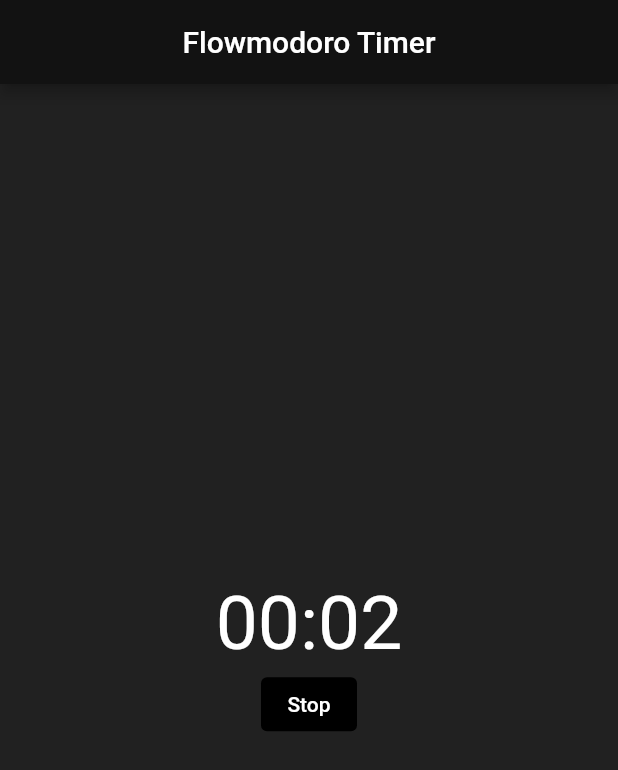
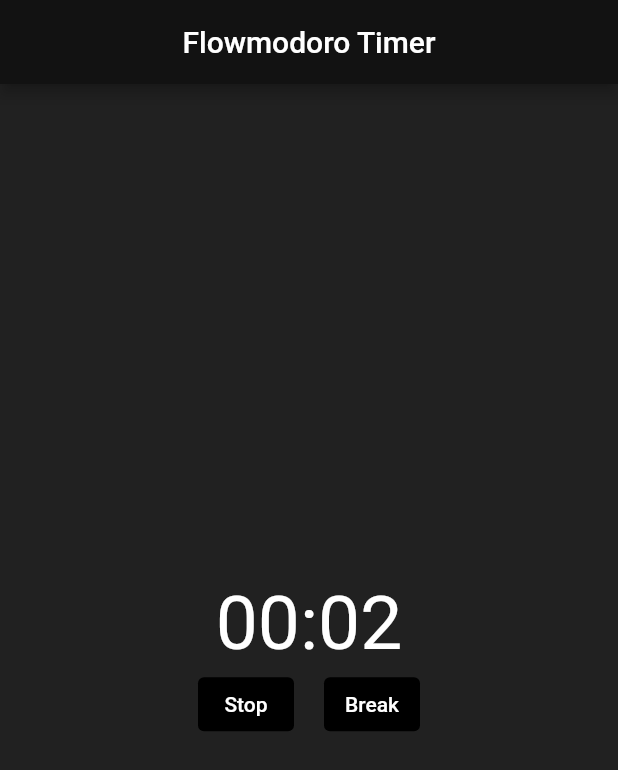
Before and after one commit to SzymanskiFilip/flowmodoro-flutter, a Flutter app: the screen it shows after launch, after a tap on "Start", on a phone screen of 412 x 824 dp. Shown: the top 770 px of the screen. Run offline on Flutter 3.47's test engine with Material 2 defaults, Android fonts, the phone set to English and light mode, and no system bars.

Commit message:
hitting setState on stop, so the ternary of button refreshes and doesn't effect other buttons

```diff
--- a/lib/widgets/TimerWidget.dart
+++ b/lib/widgets/TimerWidget.dart
@@ -13,6 +13,7 @@ class TimerWidget extends StatefulWidget {
 class _TimerWidgetState extends State<TimerWidget> {
   Duration time = Duration();
   Duration second = Duration(seconds: 1);
+  Duration minusSecond = Duration(seconds: -1);
   Timer? timer;
   bool running = false;
 
@@ -38,13 +39,20 @@ class _TimerWidgetState extends State<TimerWidget> {
     }
   }
 
-  void startButton() {
+  void stop() {
     print("clicked");
     if (running) {
       running = false;
     } else {
       running = true;
     }
+    setState(() {
+
+    });
+  }
+
+  void breakFunction() {
+    print("going to break phase");
   }
 
   @override
@@ -65,9 +73,11 @@ class _TimerWidgetState extends State<TimerWidget> {
             children: [
               ButtonWidget(
                 text: running ? "Stop" : "Start",
-                onClick: startButton,
+                onClick: stop,
                 running: running,
               ),
+              ButtonWidget(
+                  text: "Break", onClick: breakFunction, running: running),
             ],
           )
         ],
```
